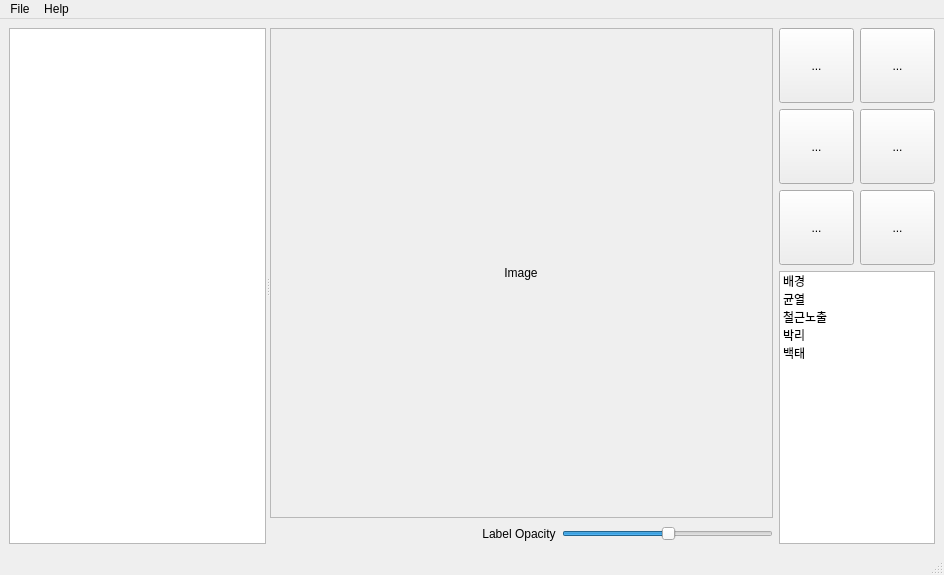
This is ui_design/mainWindow.ui in HYOJAE15/autolabel as Qt 5 draws it before an edit. The edited form follows.
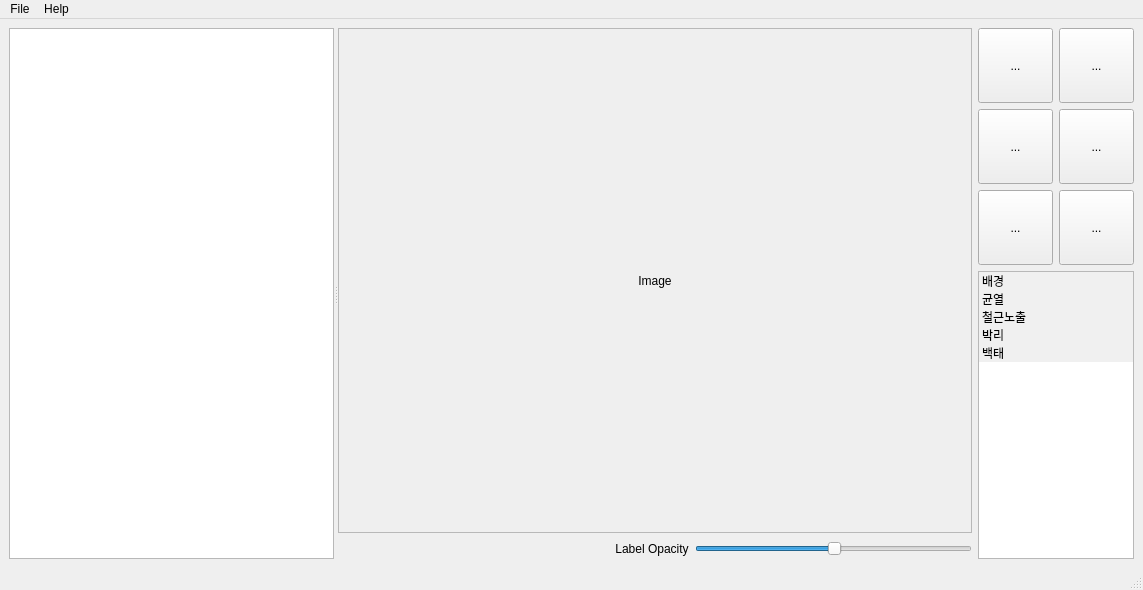
This is the edited form. Icons and pictures are not drawn.

```diff
--- a/ui_design/mainWindow.ui
+++ b/ui_design/mainWindow.ui
@@ -6,8 +6,8 @@
    <rect>
     <x>0</x>
     <y>0</y>
-    <width>944</width>
-    <height>575</height>
+    <width>1143</width>
+    <height>590</height>
    </rect>
   </property>
   <property name="focusPolicy">
@@ -87,8 +87,8 @@
               <rect>
                <x>0</x>
                <y>0</y>
-               <width>498</width>
-               <height>465</height>
+               <width>625</width>
+               <height>480</height>
               </rect>
              </property>
              <property name="layoutDirection">
@@ -455,6 +455,15 @@
        <property name="text">
         <string>배경</string>
        </property>
+       <property name="background">
+        <brush brushstyle="SolidPattern">
+         <color alpha="255">
+          <red>240</red>
+          <green>240</green>
+          <blue>240</blue>
+         </color>
+        </brush>
+       </property>
        <property name="flags">
         <set>ItemIsSelectable|ItemIsEditable|ItemIsDragEnabled|ItemIsUserCheckable|ItemIsEnabled</set>
        </property>
@@ -464,18 +473,18 @@
         <string>균열</string>
        </property>
        <property name="background">
-        <brush brushstyle="NoBrush">
+        <brush brushstyle="SolidPattern">
          <color alpha="255">
-          <red>0</red>
-          <green>0</green>
-          <blue>0</blue>
+          <red>240</red>
+          <green>240</green>
+          <blue>240</blue>
          </color>
         </brush>
        </property>
        <property name="foreground">
         <brush brushstyle="NoBrush">
          <color alpha="255">
-          <red>0</red>
+          <red>255</red>
           <green>0</green>
           <blue>0</blue>
          </color>
@@ -489,11 +498,20 @@
        <property name="text">
         <string>철근노출</string>
        </property>
+       <property name="background">
+        <brush brushstyle="SolidPattern">
+         <color alpha="255">
+          <red>240</red>
+          <green>240</green>
+          <blue>240</blue>
+         </color>
+        </brush>
+       </property>
        <property name="foreground">
         <brush brushstyle="NoBrush">
          <color alpha="255">
-          <red>0</red>
-          <green>0</green>
+          <red>255</red>
+          <green>255</green>
           <blue>0</blue>
          </color>
         </brush>
@@ -506,12 +524,21 @@
        <property name="text">
         <string>박리</string>
        </property>
+       <property name="background">
+        <brush brushstyle="SolidPattern">
+         <color alpha="255">
+          <red>240</red>
+          <green>240</green>
+          <blue>240</blue>
+         </color>
+        </brush>
+       </property>
        <property name="foreground">
         <brush brushstyle="NoBrush">
          <color alpha="255">
           <red>0</red>
           <green>0</green>
-          <blue>0</blue>
+          <blue>255</blue>
          </color>
         </brush>
        </property>
@@ -523,6 +550,24 @@
        <property name="text">
         <string>백태</string>
        </property>
+       <property name="background">
+        <brush brushstyle="SolidPattern">
+         <color alpha="255">
+          <red>240</red>
+          <green>240</green>
+          <blue>240</blue>
+         </color>
+        </brush>
+       </property>
+       <property name="foreground">
+        <brush brushstyle="NoBrush">
+         <color alpha="255">
+          <red>255</red>
+          <green>0</green>
+          <blue>255</blue>
+         </color>
+        </brush>
+       </property>
        <property name="flags">
         <set>ItemIsSelectable|ItemIsEditable|ItemIsDragEnabled|ItemIsUserCheckable|ItemIsEnabled</set>
        </property>
@@ -536,7 +581,7 @@
     <rect>
      <x>0</x>
      <y>0</y>
-     <width>944</width>
+     <width>1143</width>
      <height>26</height>
     </rect>
    </property>
```
Left out of the diff: 96 changed lines with no effect on the pictures.
